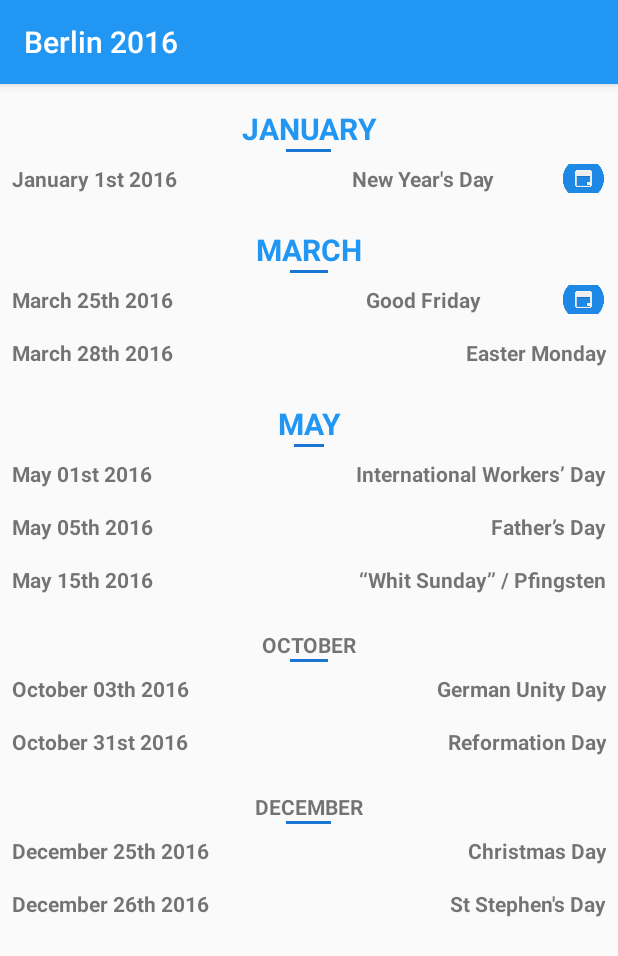
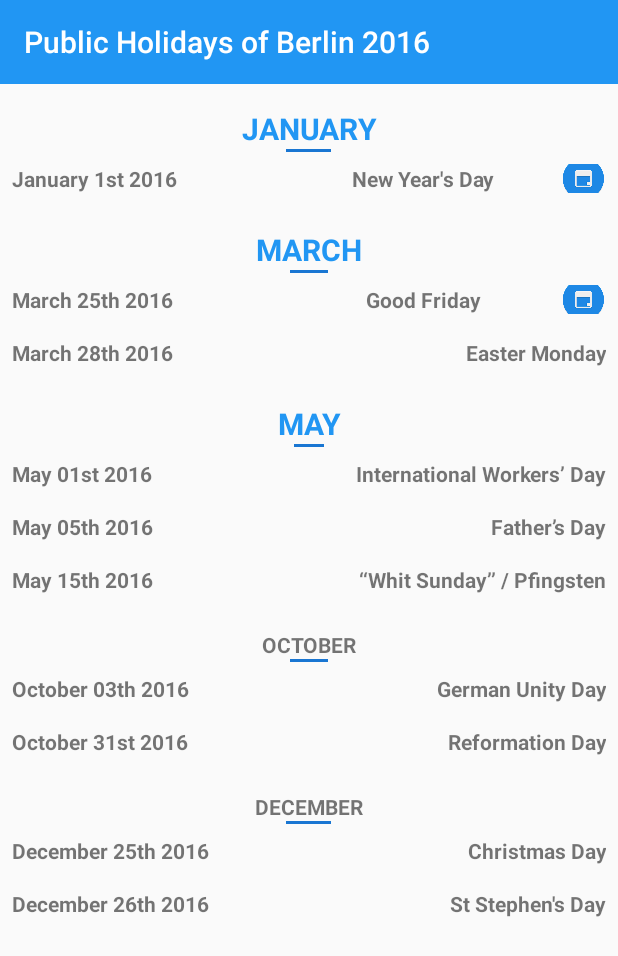
Before and after one commit to Lashchyk/WTM-Berlin-Android-Study-Jam, an Android app: the screen it shows after launch (MainActivity), on a phone screen of 412 x 824 dp. Shown: the top 956 px of the screen. Run offline under Robolectric (Android 15) with nearby library versions, the phone set to English and light mode, and no system bars.

Commit message:
custom toolbar

```diff
--- a/app/src/main/java/com/example/nlashchy/holidays/MainActivity.java
+++ b/app/src/main/java/com/example/nlashchy/holidays/MainActivity.java
@@ -3,7 +3,6 @@ package com.example.nlashchy.holidays;
 import android.content.Intent;
 import android.provider.CalendarContract;
 import android.support.annotation.Nullable;
-import android.support.v7.app.ActionBarActivity;
 import android.support.v7.app.AppCompatActivity;
 import android.os.Bundle;
 import android.support.v7.widget.Toolbar;
@@ -12,7 +11,7 @@ import android.widget.ImageView;
 
 import java.util.Calendar;
 
-public class MainActivity extends ActionBarActivity {
+public class MainActivity extends AppCompatActivity {
 
     private Toolbar toolbar;
 
@@ -22,8 +21,9 @@ public class MainActivity extends ActionBarActivity {
         setContentView(R.layout.activity_main);
 
         // Add Toolbar Title
-        //toolbar = (Toolbar) findViewById(R.id.toolbar);
-        //setSupportActionBar(toolbar);
+        toolbar = (Toolbar) findViewById(R.id.toolbar);
+        toolbar.setTitle(R.string.app_homescreen_name);
+        setSupportActionBar(toolbar);
 
         // Find the Calendar Button fo the 1st of January
         ImageView calendar1stOfJanuary = (ImageView) findViewById(R.id.calendar1stJanuary);
--- a/app/src/main/res/layout/activity_main.xml
+++ b/app/src/main/res/layout/activity_main.xml
@@ -3,8 +3,8 @@
     xmlns:tools="http://schemas.android.com/tools"
     android:layout_width="fill_parent"
     android:layout_height="fill_parent"
+    xmlns:app="http://schemas.android.com/apk/res-auto"
     android:fillViewport="true">
-
 
     <LinearLayout
         android:layout_width="match_parent"
@@ -15,6 +15,15 @@
         android:paddingRight="@dimen/activity_horizontal_margin"
         android:paddingTop="@dimen/activity_vertical_margin"
         tools:context="com.example.nlashchy.holidays.MainActivity">
+
+        <android.support.v7.widget.Toolbar
+            android:id="@+id/toolbar"
+            android:minHeight="?attr/actionBarSize"
+            android:layout_width="match_parent"
+            android:layout_height="wrap_content"
+            app:titleTextColor="@android:color/white"
+            android:background="?attr/colorPrimary">
+        </android.support.v7.widget.Toolbar>
 
         <!-- JANUARY -->
         <TextView
--- a/app/src/main/res/values/styles.xml
+++ b/app/src/main/res/values/styles.xml
@@ -1,7 +1,7 @@
 <resources>
 
     <!-- Base application theme. -->
-    <style name="AppTheme" parent="Theme.AppCompat.Light.DarkActionBar">
+    <style name="AppTheme" parent="Theme.AppCompat.Light.NoActionBar">
         <!-- Customize your theme here. -->
         <item name="colorPrimary">@color/colorPrimary</item>
         <item name="colorPrimaryDark">@color/colorPrimaryDark</item>
```
